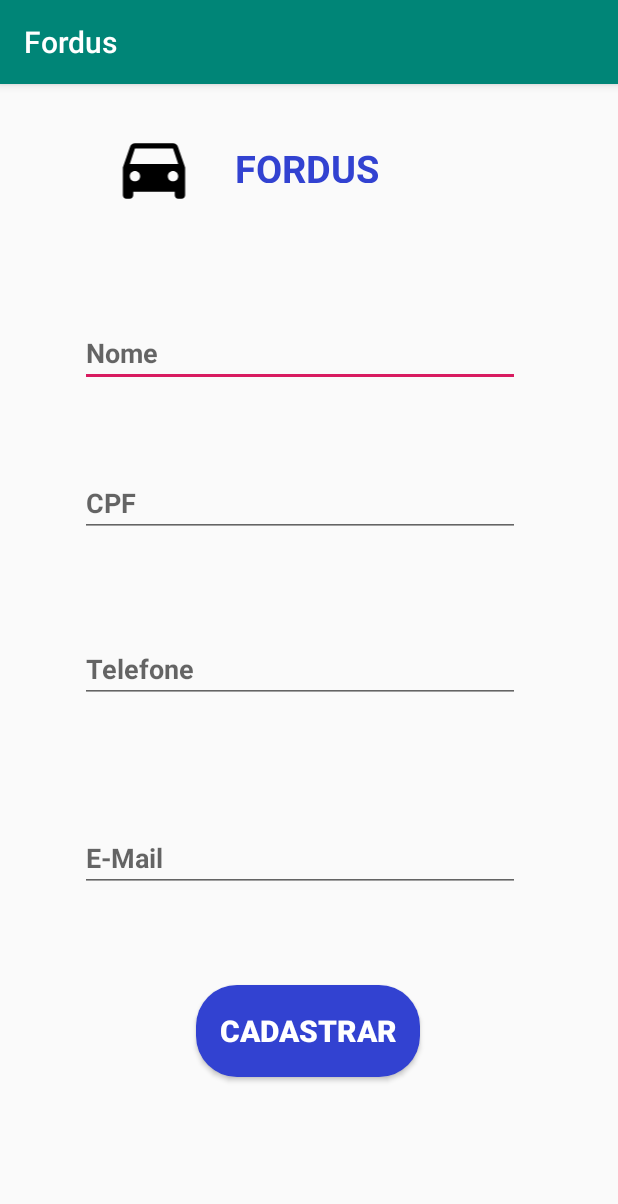
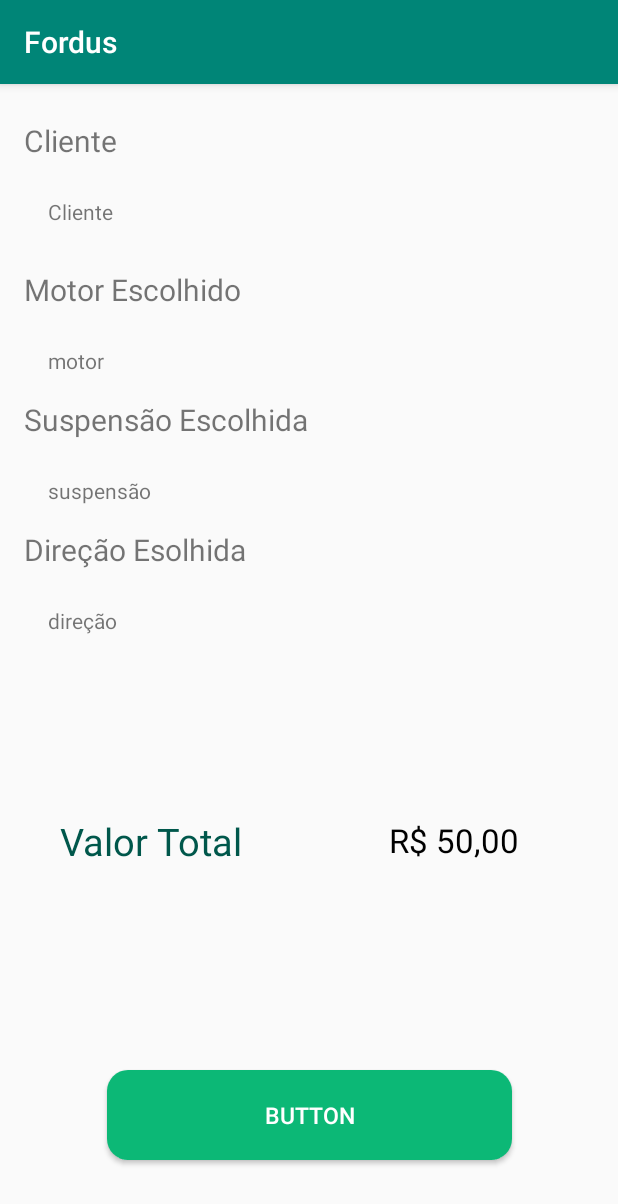
Before and after one commit to ThiagoSousaSantana/Fordus, an Android app: the screen it shows after launch (MainActivity before the commit, OrderActivity after it), on a phone screen of 412 x 824 dp. Shown: the top 1204 px of the screen. Run offline under Robolectric (Android 15) with nearby library versions, the phone set to English and light mode, and no system bars.

Commit message:
terceira tela de novo

```diff
--- a/app/build.gradle
+++ b/app/build.gradle
@@ -5,7 +5,7 @@ android {
     buildToolsVersion "29.0.2"
     defaultConfig {
         applicationId "br.com.una.fordus"
-        minSdkVersion 15
+        minSdkVersion 16
         targetSdkVersion 29
         versionCode 1
         versionName "1.0"
@@ -26,4 +26,7 @@ dependencies {
     testImplementation 'junit:junit:4.12'
     androidTestImplementation 'androidx.test.ext:junit:1.1.0'
     androidTestImplementation 'androidx.test.espresso:espresso-core:3.1.1'
+    // Lottie
+    def lottieVersion = "3.1.0"
+    implementation "com.airbnb.android:lottie:$lottieVersion"
 }
--- a/app/src/main/AndroidManifest.xml
+++ b/app/src/main/AndroidManifest.xml
@@ -10,6 +10,9 @@
         android:supportsRtl="true"
         android:theme="@style/AppTheme">
         <activity android:name=".activities.MainActivity">
+
+        </activity>
+        <activity android:name=".activities.OrderActivity" >
             <intent-filter>
                 <action android:name="android.intent.action.MAIN" />
 
--- /dev/null
+++ b/app/src/main/java/br/com/una/fordus/activities/OrderActivity.java
@@ -0,0 +1,117 @@
+package br.com.una.fordus.activities;
+
+import android.animation.Animator;
+import android.os.Bundle;
+import android.view.View;
+import android.widget.Button;
+import android.widget.TextView;
+
+import androidx.annotation.Nullable;
+import androidx.appcompat.app.AppCompatActivity;
+
+import com.airbnb.lottie.LottieAnimationView;
+
+import br.com.una.fordus.R;
+
+public class OrderActivity extends AppCompatActivity {
+
+    private TextView titleClient;
+    private TextView cliente;
+    private TextView titleMotor;
+    private TextView motor;
+    private TextView titleSuspensao;
+    private TextView suspensao;
+    private TextView titleDirecao;
+    private TextView direcao;
+    private TextView titleValor;
+    private TextView valor;
+    private Button botao;
+    private LottieAnimationView animation;
+
+    @Override
+    protected void onCreate(@Nullable Bundle savedInstanceState) {
+        super.onCreate(savedInstanceState);
+        setContentView(R.layout.activity_order);
+
+        this.titleClient = findViewById(R.id.title_cliente);
+        this.cliente = findViewById(R.id.cliente);
+        this.titleMotor = findViewById(R.id.title_motor);
+        this.motor = findViewById(R.id.motor);
+        this.titleSuspensao = findViewById(R.id.title_suspensao);
+        this.suspensao = findViewById(R.id.suspensao);
+        this.titleDirecao = findViewById(R.id.title_direcao);
+        this.direcao = findViewById(R.id.direcao);
+        this.titleValor = findViewById(R.id.title_valor);
+        this.valor = findViewById(R.id.valor);
+
+        this.botao = findViewById(R.id.button);
+        this.animation = findViewById(R.id.animation);
+        animation.setVisibility(View.INVISIBLE);
+
+        this.botao.setOnClickListener(new View.OnClickListener() {
+            @Override
+            public void onClick(View view) {
+                animations();
+            }
+        });
+    }
+
+    private void animations(){
+        getSupportActionBar().hide();
+        titleClient.setVisibility(View.INVISIBLE);
+        cliente.setVisibility(View.INVISIBLE);
+        titleMotor.setVisibility(View.INVISIBLE);
+        motor.setVisibility(View.INVISIBLE);
+        titleSuspensao.setVisibility(View.INVISIBLE);
+        suspensao.setVisibility(View.INVISIBLE);
+        titleDirecao.setVisibility(View.INVISIBLE);
+        titleValor.setVisibility(View.INVISIBLE);
+        valor.setVisibility(View.INVISIBLE);
+        direcao.setVisibility(View.INVISIBLE);
+        botao.setVisibility(View.INVISIBLE);
+
+        animation.setVisibility(View.VISIBLE);
+        animation.setAnimation("anim/confirm_punch.json");
+        animation.playAnimation();
+        animation.addAnimatorListener(new Animator.AnimatorListener() {
+            @Override
+            public void onAnimationStart(Animator animator) {
+
+            }
+
+            @Override
+            public void onAnimationEnd(Animator animator) {
+                showFields();
+            }
+
+            @Override
+            public void onAnimationCancel(Animator animator) {
+
+            }
+
+            @Override
+            public void onAnimationRepeat(Animator animator) {
+
+            }
+        });
+    }
+
+    private void showFields(){
+        animation.setVisibility(View.GONE);
+        getSupportActionBar().show();
+        titleClient.setVisibility(View.VISIBLE);
+        cliente.setVisibility(View.VISIBLE);
+        titleMotor.setVisibility(View.VISIBLE);
+        motor.setVisibility(View.VISIBLE);
+        titleSuspensao.setVisibility(View.VISIBLE);
+        suspensao.setVisibility(View.VISIBLE);
+        titleDirecao.setVisibility(View.VISIBLE);
+        direcao.setVisibility(View.VISIBLE);
+        titleValor.setVisibility(View.VISIBLE);
+        valor.setVisibility(View.VISIBLE);
+        botao.setVisibility(View.VISIBLE);
+        botao.setText("Comprado");
+        botao.setFocusable(false);
+        botao.setClickable(false);
+    }
+}
--- a/app/src/main/res/layout/activity_main.xml
+++ b/app/src/main/res/layout/activity_main.xml
@@ -7,7 +7,7 @@
     tools:context=".activities.MainActivity">
 
     <TextView
-        android:id="@+id/textView"
+        android:id="@+id/title_cliente"
         android:layout_width="99dp"
         android:layout_height="27dp"
         android:text="FORDUS"
@@ -32,7 +32,7 @@
         app:layout_constraintEnd_toEndOf="parent"
         app:layout_constraintHorizontal_bias="0.448"
         app:layout_constraintStart_toStartOf="parent"
-        app:layout_constraintTop_toBottomOf="@+id/textView"
+        app:layout_constraintTop_toBottomOf="@+id/title_cliente"
         app:layout_constraintVertical_bias="0.141" />
 
     <EditText
@@ -86,7 +86,7 @@
         android:src="@drawable/ic_car"
 
         app:layout_constraintBottom_toBottomOf="parent"
-        app:layout_constraintEnd_toStartOf="@+id/textView"
+        app:layout_constraintEnd_toStartOf="@+id/title_cliente"
         app:layout_constraintHorizontal_bias="0.865"
         app:layout_constraintStart_toStartOf="parent"
         app:layout_constraintTop_toTopOf="parent"
--- a/app/src/main/res/layout/activity_order.xml
+++ b/app/src/main/res/layout/activity_order.xml
@@ -6,8 +6,27 @@
     android:layout_width="match_parent"
     android:layout_height="match_parent">
 
+    <androidx.constraintlayout.widget.ConstraintLayout
+        android:id="@+id/constraint_animation"
+        android:layout_width="match_parent"
+        android:layout_height="match_parent">
+
+        <com.airbnb.lottie.LottieAnimationView
+            android:id="@+id/animation"
+            android:layout_width="wrap_content"
+            android:layout_height="wrap_content"
+            android:scaleType="centerCrop"
+            app:layout_constraintBottom_toBottomOf="parent"
+            app:layout_constraintEnd_toEndOf="parent"
+            app:layout_constraintStart_toStartOf="parent"
+            app:layout_constraintTop_toTopOf="parent"
+            app:lottie_autoPlay="false"
+            app:lottie_loop="false" />
+
+    </androidx.constraintlayout.widget.ConstraintLayout>
+
     <TextView
-        android:id="@+id/textView"
+        android:id="@+id/title_cliente"
         android:layout_width="wrap_content"
         android:layout_height="wrap_content"
         android:layout_marginStart="16dp"
@@ -23,7 +42,7 @@
         app:layout_constraintVertical_bias="0.0" />
 
     <TextView
-        android:id="@+id/textView2"
+        android:id="@+id/cliente"
         android:layout_width="wrap_content"
         android:layout_height="wrap_content"
         android:layout_marginStart="16dp"
@@ -31,30 +50,30 @@
         android:layout_marginTop="24dp"
         android:text="Cliente"
         app:layout_constraintBottom_toBottomOf="parent"
-        app:layout_constraintEnd_toEndOf="@+id/textView"
+        app:layout_constraintEnd_toEndOf="@+id/title_cliente"
         app:layout_constraintHorizontal_bias="0.01"
-        app:layout_constraintStart_toStartOf="@+id/textView"
-        app:layout_constraintTop_toBottomOf="@+id/textView"
+        app:layout_constraintStart_toStartOf="@+id/title_cliente"
+        app:layout_constraintTop_toBottomOf="@+id/title_cliente"
         app:layout_constraintVertical_bias="0.0" />
 
     <TextView
-        android:id="@+id/textView3"
+        android:id="@+id/title_motor"
         android:layout_width="wrap_content"
         android:layout_height="wrap_content"
         android:layout_marginStart="16dp"
         android:layout_marginLeft="16dp"
-        android:layout_marginTop="32dp"
+        android:layout_marginTop="16dp"
+        android:text="Motor Escolhido"
         android:textSize="20dp"
-        android:text="Motor Escolhido"
         app:layout_constraintBottom_toBottomOf="parent"
         app:layout_constraintEnd_toEndOf="parent"
         app:layout_constraintHorizontal_bias="0.0"
         app:layout_constraintStart_toStartOf="parent"
-        app:layout_constraintTop_toBottomOf="@+id/textView2"
+        app:layout_constraintTop_toBottomOf="@+id/cliente"
         app:layout_constraintVertical_bias="0.01999998" />
 
     <TextView
-        android:id="@+id/textView4"
+        android:id="@+id/motor"
         android:layout_width="wrap_content"
         android:layout_height="wrap_content"
         android:layout_marginStart="16dp"
@@ -62,30 +81,30 @@
         android:layout_marginTop="24dp"
         android:text="motor"
         app:layout_constraintBottom_toBottomOf="parent"
-        app:layout_constraintEnd_toEndOf="@+id/textView3"
+        app:layout_constraintEnd_toEndOf="@+id/title_motor"
         app:layout_constraintHorizontal_bias="0.0"
-        app:layout_constraintStart_toStartOf="@+id/textView3"
-        app:layout_constraintTop_toBottomOf="@+id/textView3"
+        app:layout_constraintStart_toStartOf="@+id/title_motor"
+        app:layout_constraintTop_toBottomOf="@+id/title_motor"
         app:layout_constraintVertical_bias="0.0" />
 
     <TextView
-        android:id="@+id/textView5"
+        android:id="@+id/title_suspensao"
         android:layout_width="wrap_content"
         android:layout_height="wrap_content"
         android:layout_marginStart="16dp"
         android:layout_marginLeft="16dp"
-        android:layout_marginTop="32dp"
+        android:layout_marginTop="16dp"
+        android:text="Suspensão Escolhida"
         android:textSize="20dp"
-        android:text="Suspensão Escolhida"
         app:layout_constraintBottom_toBottomOf="parent"
         app:layout_constraintEnd_toEndOf="parent"
         app:layout_constraintHorizontal_bias="0.0"
         app:layout_constraintStart_toStartOf="parent"
-        app:layout_constraintTop_toBottomOf="@+id/textView4"
+        app:layout_constraintTop_toBottomOf="@+id/motor"
         app:layout_constraintVertical_bias="0.0" />
 
     <TextView
-        android:id="@+id/textView6"
+        android:id="@+id/suspensao"
         android:layout_width="wrap_content"
         android:layout_height="wrap_content"
         android:layout_marginStart="16dp"
@@ -93,30 +112,30 @@
         android:layout_marginTop="24dp"
         android:text="suspensão"
         app:layout_constraintBottom_toBottomOf="parent"
-        app:layout_constraintEnd_toEndOf="@+id/textView5"
+        app:layout_constraintEnd_toEndOf="@+id/title_suspensao"
         app:layout_constraintHorizontal_bias="0.0"
-        app:layout_constraintStart_toStartOf="@+id/textView5"
-        app:layout_constraintTop_toBottomOf="@+id/textView5"
+        app:layout_constraintStart_toStartOf="@+id/title_suspensao"
+        app:layout_constraintTop_toBottomOf="@+id/title_suspensao"
         app:layout_constraintVertical_bias="0.0" />
 
     <TextView
-        android:id="@+id/textView7"
+        android:id="@+id/title_direcao"
         android:layout_width="wrap_content"
         android:layout_height="wrap_content"
         android:layout_marginStart="16dp"
         android:layout_marginLeft="16dp"
-        android:layout_marginTop="32dp"
+        android:layout_marginTop="16dp"
         android:text="Direção Esolhida"
         android:textSize="20dp"
         app:layout_constraintBottom_toBottomOf="parent"
         app:layout_constraintEnd_toEndOf="parent"
         app:layout_constraintHorizontal_bias="0.0"
         app:layout_constraintStart_toStartOf="parent"
-        app:layout_constraintTop_toBottomOf="@+id/textView6"
+        app:layout_constraintTop_toBottomOf="@+id/suspensao"
         app:layout_constraintVertical_bias="0.0" />
 
     <TextView
-        android:id="@+id/textView8"
+        android:id="@+id/direcao"
         android:layout_width="wrap_content"
         android:layout_height="wrap_content"
         android:layout_marginStart="16dp"
@@ -124,28 +143,29 @@
         android:layout_marginTop="24dp"
         android:text="direção"
         app:layout_constraintBottom_toBottomOf="parent"
-        app:layout_constraintEnd_toEndOf="@+id/textView7"
+        app:layout_constraintEnd_toEndOf="@+id/title_direcao"
         app:layout_constraintHorizontal_bias="0.0"
-        app:layout_constraintStart_toStartOf="@+id/textView7"
-        app:layout_constraintTop_toBottomOf="@+id/textView7"
+        app:layout_constraintStart_toStartOf="@+id/title_direcao"
+        app:layout_constraintTop_toBottomOf="@+id/title_direcao"
         app:layout_constraintVertical_bias="0.0" />
 
     <Button
         android:id="@+id/button"
         android:layout_width="wrap_content"
         android:layout_height="wrap_content"
+        android:layout_marginBottom="16dp"
         android:background="@drawable/shape_button_buy"
         android:text="Button"
+        android:textColor="#ffffff"
         android:textSize="15sp"
-        android:textColor="#ffffff"
         app:layout_constraintBottom_toBottomOf="parent"
         app:layout_constraintEnd_toEndOf="parent"
         app:layout_constraintStart_toStartOf="parent"
         app:layout_constraintTop_toTopOf="parent"
-        app:layout_constraintVertical_bias="0.85" />
+        app:layout_constraintVertical_bias="0.95" />
 
     <TextView
-        android:id="@+id/textView9"
+        android:id="@+id/title_valor"
         android:layout_width="wrap_content"
         android:layout_height="wrap_content"
         android:layout_marginStart="40dp"
@@ -157,11 +177,11 @@
         app:layout_constraintEnd_toEndOf="parent"
         app:layout_constraintHorizontal_bias="0.0"
         app:layout_constraintStart_toStartOf="parent"
-        app:layout_constraintTop_toBottomOf="@+id/textView8"
+        app:layout_constraintTop_toBottomOf="@+id/direcao"
         app:layout_constraintVertical_bias="0.47000003" />
 
     <TextView
-        android:id="@+id/textView10"
+        android:id="@+id/valor"
         android:layout_width="wrap_content"
         android:layout_height="wrap_content"
         android:layout_marginEnd="66dp"
@@ -169,10 +189,10 @@
         android:text="R$ 50,00"
         android:textSize="22sp"
         android:textColor="@color/blackAbsolute"
-        app:layout_constraintBottom_toBottomOf="@+id/textView9"
+        app:layout_constraintBottom_toBottomOf="@+id/title_valor"
         app:layout_constraintEnd_toEndOf="parent"
         app:layout_constraintHorizontal_bias="1.0"
         app:layout_constraintStart_toStartOf="parent"
-        app:layout_constraintTop_toTopOf="@+id/textView9"
+        app:layout_constraintTop_toTopOf="@+id/title_valor"
         app:layout_constraintVertical_bias="0.42000002" />
 </androidx.constraintlayout.widget.ConstraintLayout>
```
Also changed, not shown: app/src/main/assets/anim/confirm_punch.json (added, +1 -0 lines).
